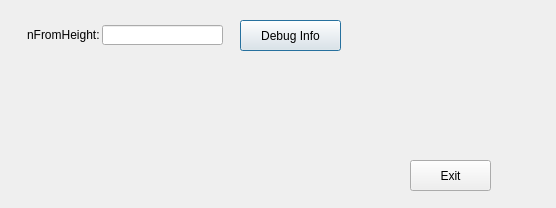
Before: the Qt Designer form src/qt/forms/debugdialog.ui in FeatherCoin/Feathercoin, drawn with Qt 5.
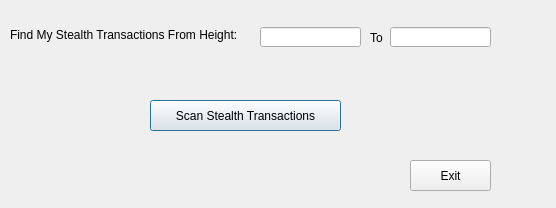
After: the same form once the commit is applied. Icons and pictures are not drawn.

What changed in the file:
```diff
--- a/src/qt/forms/debugdialog.ui
+++ b/src/qt/forms/debugdialog.ui
@@ -16,14 +16,14 @@
   <widget class="QPushButton" name="sxButton">
    <property name="geometry">
     <rect>
-     <x>240</x>
-     <y>20</y>
-     <width>101</width>
+     <x>150</x>
+     <y>100</y>
+     <width>191</width>
      <height>31</height>
     </rect>
    </property>
    <property name="text">
-    <string>Debug Info</string>
+    <string>Scan Stealth Transactions</string>
    </property>
    <property name="icon">
     <iconset resource="../feathercoin.qrc">
@@ -49,9 +49,9 @@
   <widget class="QLineEdit" name="addrEdit">
    <property name="geometry">
     <rect>
-     <x>102</x>
-     <y>25</y>
-     <width>121</width>
+     <x>260</x>
+     <y>27</y>
+     <width>101</width>
      <height>20</height>
     </rect>
    </property>
@@ -65,14 +65,14 @@
   <widget class="QLabel" name="label">
    <property name="geometry">
     <rect>
-     <x>27</x>
+     <x>10</x>
      <y>27</y>
-     <width>81</width>
+     <width>251</width>
      <height>16</height>
     </rect>
    </property>
    <property name="text">
-    <string>nFromHeight:</string>
+    <string>Find My Stealth Transactions From Height:</string>
    </property>
   </widget>
   <widget class="QPushButton" name="pushButton">
@@ -98,6 +98,35 @@
      <normaloff>:/icons/quit</normaloff>:/icons/quit</iconset>
    </property>
   </widget>
+  <widget class="QLabel" name="label_2">
+   <property name="geometry">
+    <rect>
+     <x>370</x>
+     <y>30</y>
+     <width>21</width>
+     <height>16</height>
+    </rect>
+   </property>
+   <property name="text">
+    <string>To</string>
+   </property>
+  </widget>
+  <widget class="QLineEdit" name="addrEdit2">
+   <property name="geometry">
+    <rect>
+     <x>390</x>
+     <y>27</y>
+     <width>101</width>
+     <height>20</height>
+    </rect>
+   </property>
+   <property name="toolTip">
+    <string>Block Number</string>
+   </property>
+   <property name="statusTip">
+    <string>Block Number</string>
+   </property>
+  </widget>
  </widget>
  <resources>
   <include location="../feathercoin.qrc"/>
```
Left out of the diff: 8 changed lines with no effect on the pictures.
